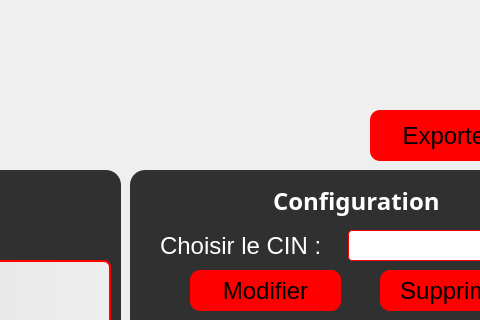
Old version of the form gestionamende.ui in the repository nefissaKhiari/Smart_Plolice_Station; both pictures show x 640 to 1120 and y 0 to 320 of the 1250 by 750 pixel window.
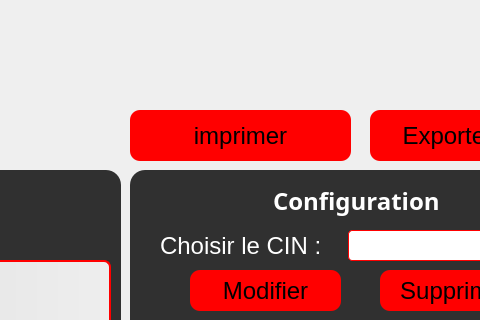
New version of the form. Icons and pictures are not drawn.

Commit message: j'ai ajouter l'imprimer

Patch:
```diff
--- a/gestionamende.ui
+++ b/gestionamende.ui
@@ -871,6 +871,32 @@
        </size>
       </property>
      </widget>
+     <widget class="QPushButton" name="B_imprimer">
+      <property name="geometry">
+       <rect>
+        <x>770</x>
+        <y>110</y>
+        <width>221</width>
+        <height>51</height>
+       </rect>
+      </property>
+      <property name="cursor">
+       <cursorShape>PointingHandCursor</cursorShape>
+      </property>
+      <property name="text">
+       <string>imprimer</string>
+      </property>
+      <property name="icon">
+       <iconset resource="resources.qrc">
+        <normaloff>:/resources/image/excel.png</normaloff>:/resources/image/excel.png</iconset>
+      </property>
+      <property name="iconSize">
+       <size>
+        <width>25</width>
+        <height>25</height>
+       </size>
+      </property>
+     </widget>
      <zorder>frame</zorder>
      <zorder>B_BackToGestionAmende</zorder>
      <zorder>frame_2</zorder>
```
Left out of the diff: 1 changed line with no effect on the pictures. The commit also changes 4 other files.
